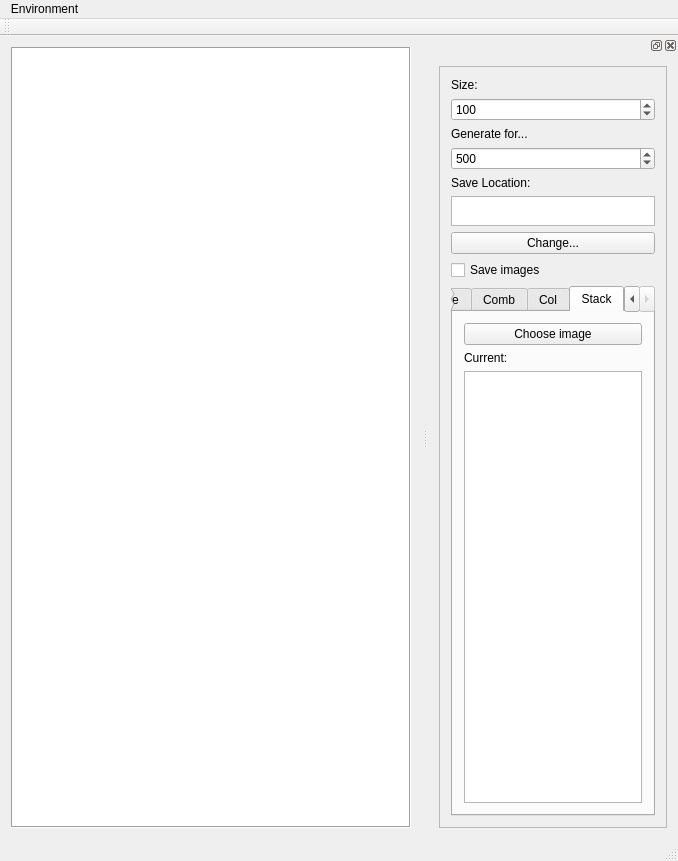
The window that mainwindow.ui (palaeoware/revosim) describes before a commit, drawn with Qt 5.
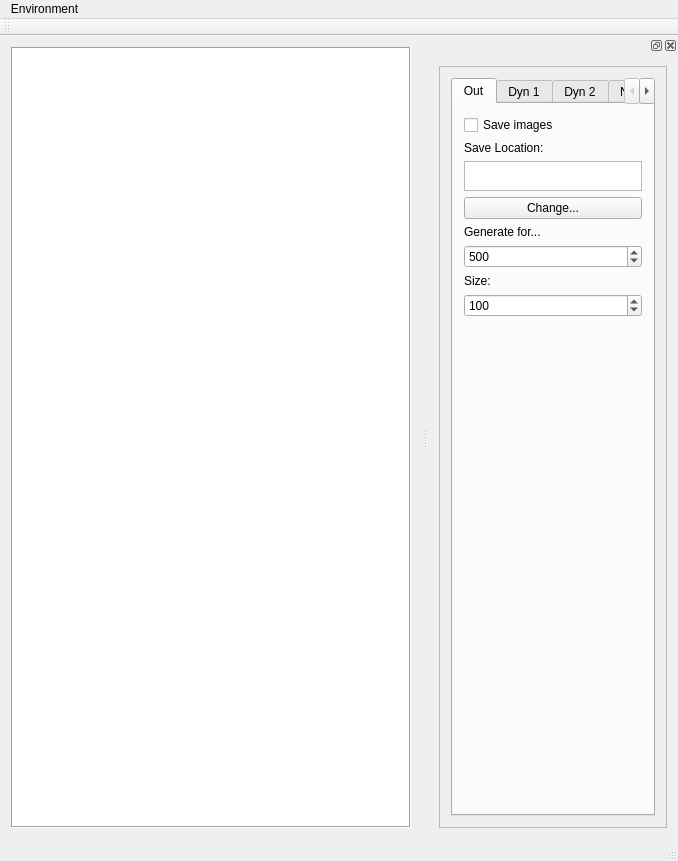
The same window after the commit.

```diff
--- a/mainwindow.ui
+++ b/mainwindow.ui
@@ -126,42 +126,22 @@
        </property>
        <layout class="QVBoxLayout" name="verticalLayout_2">
         <item>
-         <widget class="QLabel" name="label_26">
-          <property name="text">
-           <string>Size:</string>
+         <widget class="QTabWidget" name="settings_tab_widget">
+          <property name="currentIndex">
+           <number>0</number>
           </property>
-         </widget>
-        </item>
+          <widget class="QWidget" name="output_tab">
+           <attribute name="title">
+            <string>Out</string>
+           </attribute>
+           <layout class="QVBoxLayout" name="verticalLayout_4">
         <item>
-         <widget class="QSpinBox" name="spinSize">
-          <property name="minimum">
-           <number>50</number>
-          </property>
-          <property name="maximum">
-           <number>1000</number>
-          </property>
-          <property name="value">
-           <number>100</number>
-          </property>
-         </widget>
-        </item>
-        <item>
-         <widget class="QLabel" name="label_5">
+             <widget class="QCheckBox" name="checkBox_2">
           <property name="text">
-           <string>Generate for...</string>
-          </property>
-         </widget>
-        </item>
-        <item>
-         <widget class="QSpinBox" name="numGenerations">
-          <property name="minimum">
-           <number>1</number>
-          </property>
-          <property name="maximum">
-           <number>100000</number>
-          </property>
-          <property name="value">
-           <number>500</number>
+               <string>Save images</string>
+              </property>
+              <property name="checked">
+               <bool>false</bool>
           </property>
          </widget>
         </item>
@@ -203,20 +183,60 @@
          </widget>
         </item>
         <item>
-         <widget class="QCheckBox" name="checkBox_2">
+             <widget class="QLabel" name="label_5">
           <property name="text">
-           <string>Save images</string>
-          </property>
-          <property name="checked">
-           <bool>false</bool>
-          </property>
+               <string>Generate for...</string>
+              </property>
+             </widget>
+            </item>
+            <item>
+             <widget class="QSpinBox" name="numGenerations">
+              <property name="minimum">
+               <number>1</number>
+              </property>
+              <property name="maximum">
+               <number>100000</number>
+              </property>
+              <property name="value">
+               <number>500</number>
+              </property>
          </widget>
         </item>
         <item>
-         <widget class="QTabWidget" name="settings_tab_widget">
-          <property name="currentIndex">
-           <number>5</number>
-          </property>
+             <widget class="QLabel" name="label_26">
+              <property name="text">
+               <string>Size:</string>
+              </property>
+             </widget>
+            </item>
+            <item>
+             <widget class="QSpinBox" name="spinSize">
+              <property name="minimum">
+               <number>50</number>
+              </property>
+              <property name="maximum">
+               <number>1000</number>
+              </property>
+              <property name="value">
+               <number>100</number>
+              </property>
+             </widget>
+            </item>
+            <item>
+             <spacer name="verticalSpacer">
+              <property name="orientation">
+               <enum>Qt::Vertical</enum>
+              </property>
+              <property name="sizeHint" stdset="0">
+               <size>
+                <width>20</width>
+                <height>40</height>
+               </size>
+              </property>
+             </spacer>
+            </item>
+           </layout>
+          </widget>
           <widget class="QWidget" name="russell_tab">
            <attribute name="title">
             <string>Dyn 1</string>
```
Left out of the diff: 175 changed lines with no effect on the pictures. Lines whose indentation alone changed are shown as unchanged.
